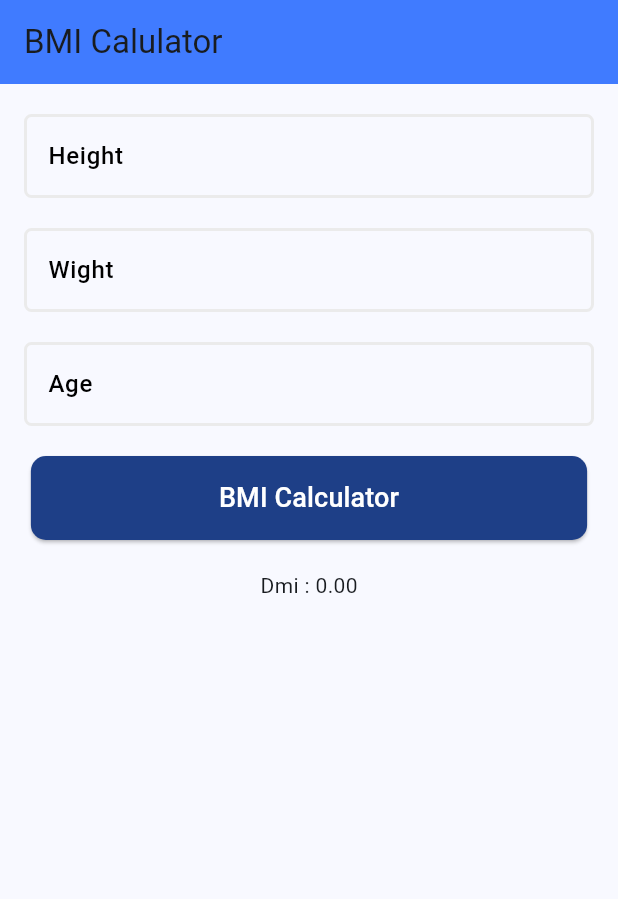
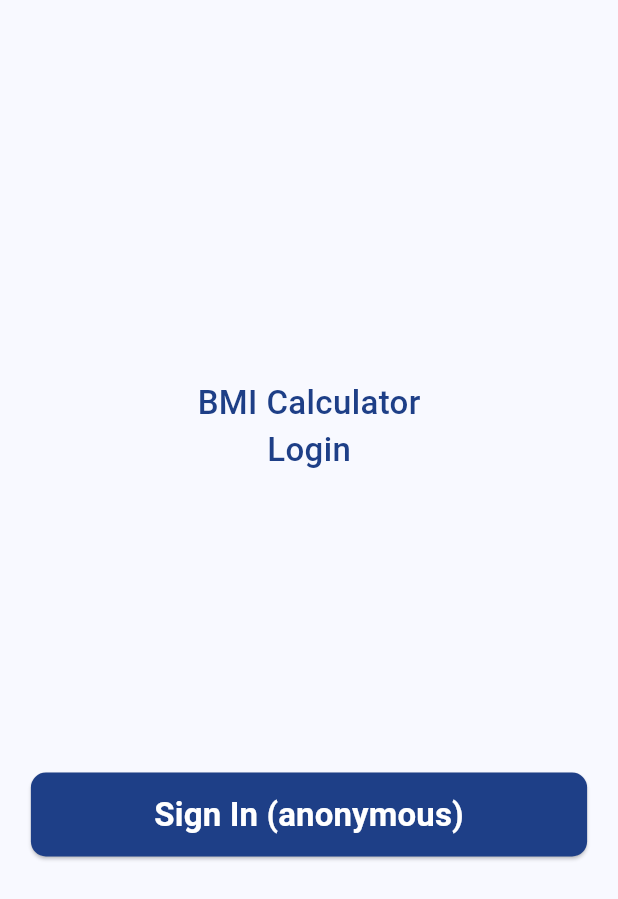
Before and after one commit to EslamFares/BMI_Calculator, a Flutter app: the screen it shows after launch, on a phone screen of 412 x 824 dp. Shown: the top 899 px of the screen. Run offline on Flutter 3.47's test engine with Material 3 defaults, Android fonts, the light colour scheme and no system bars; our stand-ins replace awesome_snackbar_content, bloc, firebase_auth, firebase_core, flutter_bloc; accounts and stored records are empty.

Commit message:
login Sign In (anonymous) done

```diff
--- a/lib/core/utils/app_text_styles.dart
+++ b/lib/core/utils/app_text_styles.dart
@@ -2,8 +2,8 @@ import 'package:flutter/material.dart';
 import 'app_colors.dart';
 
 abstract class AppTextStyles {
-  static const TextStyle font22Bold =
-      TextStyle(fontSize: 22, fontWeight: FontWeight.bold);
+  static const TextStyle font22BoldWhite = TextStyle(
+      fontSize: 22, fontWeight: FontWeight.bold, color: AppColors.white);
   //========= 16============
   static const TextStyle font16BlackW500 = TextStyle(
     fontSize: 16,
--- a/lib/features/home/presention/views/widgets/home_view_body.dart
+++ b/lib/features/home/presention/views/widgets/home_view_body.dart
@@ -1,6 +1,3 @@
-import 'package:bmi/core/utils/spacing_extensions.dart';
-import 'package:bmi/core/widgets/custom_btn.dart';
-import 'package:bmi/core/widgets/global_text_form.dart';
 import 'package:bmi/features/home/cubit/home_cubit.dart';
 import 'package:bmi/features/home/cubit/home_state.dart';
 import 'package:bmi/features/home/presention/views/widgets/bmi_cal_form.dart';
--- /dev/null
+++ b/lib/features/login/cubit/login_cubit.dart
@@ -0,0 +1,26 @@
+import 'package:bmi/features/login/cubit/login_state.dart';
+import 'package:firebase_auth/firebase_auth.dart';
+import 'package:flutter/material.dart';
+import 'package:flutter_bloc/flutter_bloc.dart';
+
+class LoginCubit extends Cubit<LoginState> {
+  LoginCubit() : super(LoginInitial());
+  static LoginCubit get(context) => BlocProvider.of(context);
+  //==========
+  signIn() async {
+    emit(LoginLoading());
+    try {
+      UserCredential userCredential =
+          await FirebaseAuth.instance.signInAnonymously();
+      emit(LoginSucess());
+      debugPrint('userCredential: ${userCredential.user!.uid}');
+      debugPrint('userCredential: $userCredential');
+    } on FirebaseAuthException catch (e) {
+      emit(LoginFailure(message: "wrong in login as anonymous"));
+      debugPrint('error anonymous: $e');
+    } catch (e) {
+      emit(LoginFailure(message: e.toString()));
+      debugPrint('error : $e');
+    }
+  }
+}
--- /dev/null
+++ b/lib/features/login/cubit/login_state.dart
@@ -0,0 +1,12 @@
+abstract class LoginState {}
+
+final class LoginInitial extends LoginState {}
+
+final class LoginLoading extends LoginState {}
+
+final class LoginFailure extends LoginState {
+  final String message;
+  LoginFailure({required this.message});
+}
+
+final class LoginSucess extends LoginState {}
--- /dev/null
+++ b/lib/features/login/prsentation/views/login_view.dart
@@ -0,0 +1,55 @@
+import 'package:awesome_snackbar_content/awesome_snackbar_content.dart';
+import 'package:bmi/core/functions/show_snack.dart';
+import 'package:bmi/core/utils/app_colors.dart';
+import 'package:bmi/core/utils/app_text_styles.dart';
+import 'package:bmi/core/utils/navigate_extensions.dart';
+import 'package:bmi/core/utils/spacing_extensions.dart';
+import 'package:bmi/core/widgets/custom_btn.dart';
+import 'package:bmi/features/home/presention/views/home_view.dart';
+import 'package:bmi/features/login/cubit/login_cubit.dart';
+import 'package:bmi/features/login/cubit/login_state.dart';
+import 'package:flutter/material.dart';
+import 'package:flutter_bloc/flutter_bloc.dart';
+
+class LoginView extends StatelessWidget {
+  const LoginView({super.key});
+
+  @override
+  Widget build(BuildContext context) {
+    return Scaffold(
+      body: Column(
+        mainAxisAlignment: MainAxisAlignment.center,
+        children: [
+          horizontalSpace(context.width),
+          const Text('BMI Calculator', style: AppTextStyles.font22BuleDarkW500),
+          const Text('Login', style: AppTextStyles.font22BuleDarkW500),
+          verticalSpace(200),
+          BlocConsumer<LoginCubit, LoginState>(
+            listener: (context, state) {
+              if (state is LoginSucess) {
+                context.pushAndRemoveUntil(const HomeView());
+              }
+              if (state is LoginFailure) {
+                showSnack(context,
+                    contentType: ContentType.failure, message: state.message);
+              }
+            },
+            builder: (context, state) {
+              LoginCubit cubit = LoginCubit.get(context);
+              return CustomBtn(
+                onTap: () => cubit.signIn(),
+                cutmChild: state is LoginLoading
+                    ? const Center(
+                        child: CircularProgressIndicator(
+                        color: AppColors.white,
+                      ))
+                    : const Text("Sign In (anonymous)",
+                        style: AppTextStyles.font22BoldWhite),
+              );
+            },
+          )
+        ],
+      ),
+    );
+  }
+}
--- a/lib/main.dart
+++ b/lib/main.dart
@@ -1,4 +1,5 @@
-import 'package:bmi/features/home/presention/views/home_view.dart';
+import 'package:bmi/features/login/cubit/login_cubit.dart';
+import 'package:bmi/features/login/prsentation/views/login_view.dart';
 import 'package:bmi/firebase_options.dart';
 import 'package:firebase_core/firebase_core.dart';
 import 'package:flutter/material.dart';
@@ -27,7 +28,10 @@ class MyApp extends StatelessWidget {
       theme: ThemeData(
           colorScheme: ColorScheme.fromSeed(seedColor: Colors.blue),
           useMaterial3: true),
-      home: const HomeView(),
+      home: BlocProvider(
+        create: (context) => LoginCubit(),
+        child: const LoginView(),
+      ),
     );
   }
 }
--- a/pubspec.yaml
+++ b/pubspec.yaml
@@ -28,14 +28,15 @@ environment:
 # the latest version available on pub.dev. To see which dependencies have newer
 # versions available, run `flutter pub outdated`.
 dependencies:
+  awesome_snackbar_content: ^0.1.3
+  bloc: ^8.1.4
   cupertino_icons: ^1.0.6
   firebase_auth: ^4.19.4
   firebase_core: ^2.30.1
+  firebase_storage: ^11.7.4
   flutter:
     sdk: flutter
-  bloc: ^8.1.4
   flutter_bloc: ^8.1.5
-  awesome_snackbar_content: ^0.1.3
 
 dev_dependencies:
   flutter_lints: ^3.0.0
```
Also changed, not shown: pubspec.lock, 3 other files.
